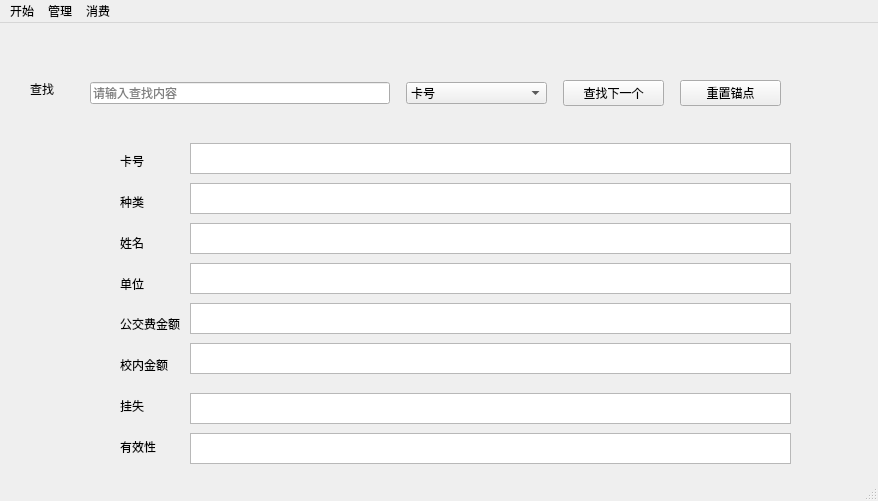
The window that mainwindow.ui (Nek0-hinata/QtLearning) describes before a commit, drawn with Qt 5.
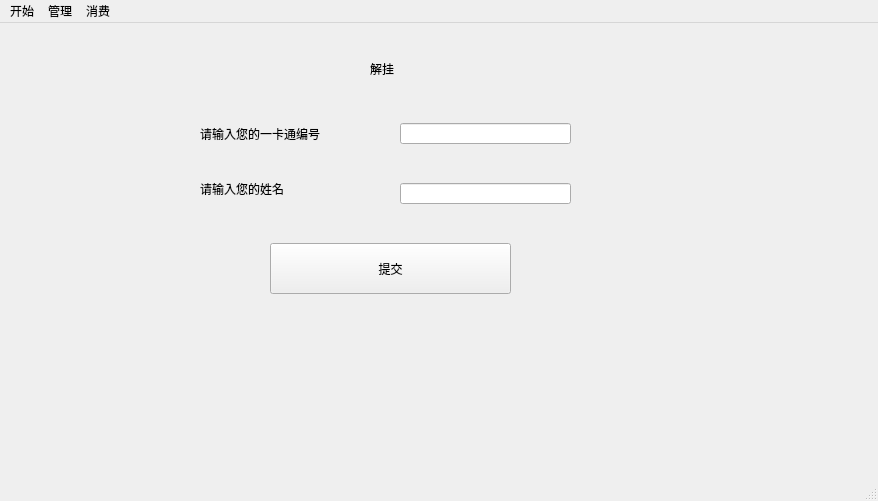
The same window after the commit. The open tabs and pages were chosen to show the change.

Diff of the .ui file:
```diff
--- a/mainwindow.ui
+++ b/mainwindow.ui
@@ -208,7 +208,7 @@
        <item>
         <widget class="QLabel" name="label_6">
          <property name="text">
-          <string>有效性</string>
+          <string>已注销</string>
          </property>
         </widget>
        </item>
@@ -1087,6 +1087,80 @@
       </property>
      </widget>
     </widget>
+    <widget class="QWidget" name="jiegua_ui">
+     <widget class="QLineEdit" name="lineEdit_11">
+      <property name="geometry">
+       <rect>
+        <x>400</x>
+        <y>100</y>
+        <width>171</width>
+        <height>21</height>
+       </rect>
+      </property>
+     </widget>
+     <widget class="QLabel" name="label_35">
+      <property name="geometry">
+       <rect>
+        <x>200</x>
+        <y>150</y>
+        <width>161</width>
+        <height>31</height>
+       </rect>
+      </property>
+      <property name="text">
+       <string>请输入您的姓名</string>
+      </property>
+     </widget>
+     <widget class="QLabel" name="label_36">
+      <property name="geometry">
+       <rect>
+        <x>200</x>
+        <y>90</y>
+        <width>151</width>
+        <height>41</height>
+       </rect>
+      </property>
+      <property name="text">
+       <string>请输入您的一卡通编号</string>
+      </property>
+     </widget>
+     <widget class="QLineEdit" name="lineEdit_12">
+      <property name="geometry">
+       <rect>
+        <x>400</x>
+        <y>160</y>
+        <width>171</width>
+        <height>21</height>
+       </rect>
+      </property>
+     </widget>
+     <widget class="QPushButton" name="pushButton_11">
+      <property name="geometry">
+       <rect>
+        <x>270</x>
+        <y>220</y>
+        <width>241</width>
+        <height>51</height>
+       </rect>
+      </property>
+      <property name="text">
+       <string>提交</string>
+      </property>
+     </widget>
+     <widget class="QLabel" name="label_34">
+      <property name="geometry">
+       <rect>
+        <x>370</x>
+        <y>30</y>
+        <width>141</width>
+        <height>31</height>
+       </rect>
+      </property>
+      <property name="text">
+       <string>解挂</string>
+      </property>
+     </widget>
+    </widget>
    </widget>
   </widget>
   <widget class="QMenuBar" name="menubar">
```
Left out of the diff: 2 changed lines with no effect on the pictures.
